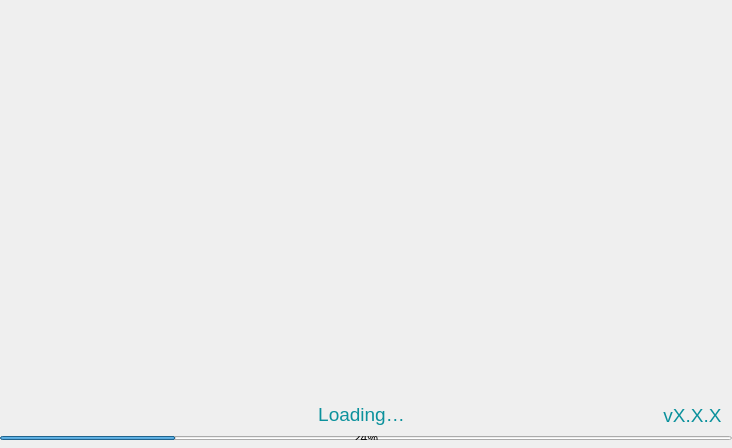
Above: src/qt/nyerium/forms/splash.ui from nyerium-core/nyerium before the change. Below: the same form after it.
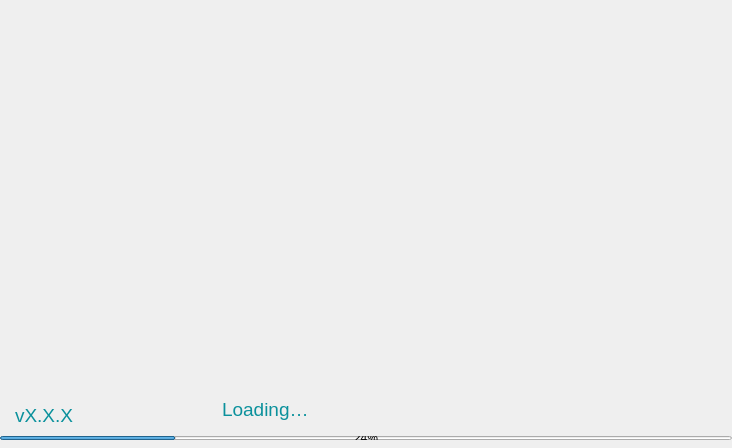
That is the form after the change.

Commit message: update protocol version and al.

Patch:
```diff
--- a/src/qt/nyerium/forms/splash.ui
+++ b/src/qt/nyerium/forms/splash.ui
@@ -114,6 +114,30 @@
          <property name="bottomMargin">
           <number>0</number>
          </property>
+         <item>
+          <widget class="QLabel" name="lblVersion">
+           <property name="minimumSize">
+            <size>
+             <width>0</width>
+             <height>30</height>
+            </size>
+           </property>
+           <property name="font">
+            <font>
+             <pointsize>14</pointsize>
+            </font>
+           </property>
+           <property name="styleSheet">
+            <string notr="true">color:#0b919c; padding-top:1px;</string>
+           </property>
+           <property name="text">
+            <string notr="true">vX.X.X</string>
+           </property>
+           <property name="alignment">
+            <set>Qt::AlignLeading|Qt::AlignLeft|Qt::AlignTop</set>
+           </property>
+          </widget>
+         </item>
          <item>
           <widget class="QLabel" name="lblMessage">
            <property name="sizePolicy">
@@ -128,43 +152,28 @@
              <height>30</height>
             </size>
            </property>
+           <property name="maximumSize">
+            <size>
+             <width>500</width>
+             <height>16777215</height>
+            </size>
+           </property>
            <property name="font">
             <font>
              <pointsize>14</pointsize>
             </font>
            </property>
+           <property name="layoutDirection">
+            <enum>Qt::LeftToRight</enum>
+           </property>
            <property name="styleSheet">
-            <string notr="true">color:#0b919c; padding-left:50px;</string>
+            <string notr="true">color:#0b919c; padding-left:0px;</string>
            </property>
            <property name="text">
             <string>Loading…</string>
            </property>
            <property name="alignment">
-            <set>Qt::AlignHCenter|Qt::AlignTop</set>
-           </property>
-          </widget>
-         </item>
-         <item alignment="Qt::AlignVCenter">
-          <widget class="QLabel" name="lblVersion">
-           <property name="minimumSize">
-            <size>
-             <width>0</width>
-             <height>30</height>
-            </size>
-           </property>
-           <property name="font">
-            <font>
-             <pointsize>14</pointsize>
-            </font>
-           </property>
-           <property name="styleSheet">
-            <string notr="true">color:#0b919c; padding-top:1px;</string>
-           </property>
-           <property name="text">
-            <string notr="true">vX.X.X</string>
-           </property>
-           <property name="alignment">
-            <set>Qt::AlignHCenter|Qt::AlignTop</set>
+            <set>Qt::AlignLeading|Qt::AlignLeft|Qt::AlignTop</set>
            </property>
           </widget>
          </item>
```
The commit also changes 9 other files.
